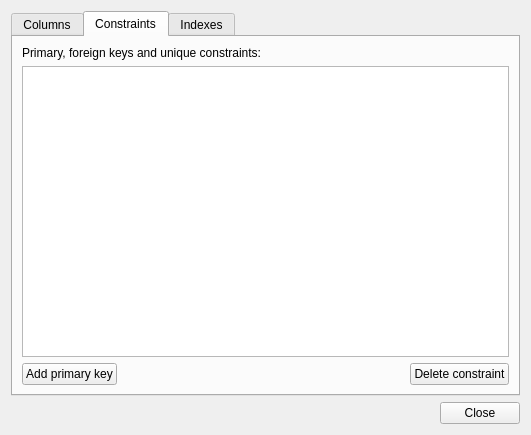
Above: DlgTableProperties.ui from wonder-sk/postgis_manager before the change. Below: the same form after it.
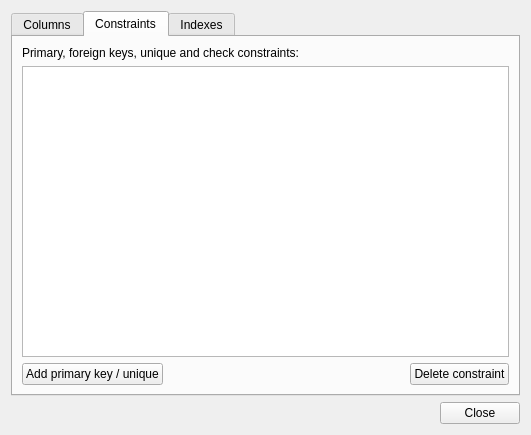
That is the form after the change. The open tabs and pages were chosen to show the change.

Commit message: new features: - show list of table's contraints - add primary key / unique constraint - delete constraint

Diff of the .ui file:
```diff
--- a/DlgTableProperties.ui
+++ b/DlgTableProperties.ui
@@ -85,7 +85,7 @@
        <item>
         <widget class="QLabel" name="label_3" >
          <property name="text" >
-          <string>Primary, foreign keys and unique constraints:</string>
+          <string>Primary, foreign keys, unique and check constraints:</string>
          </property>
         </widget>
        </item>
@@ -101,7 +101,7 @@
          <item>
           <widget class="QPushButton" name="btnAddPrimaryKey" >
            <property name="text" >
-            <string>Add primary key</string>
+            <string>Add primary key / unique</string>
            </property>
           </widget>
          </item>
```
Left out of the diff: 4 changed lines with no effect on the pictures. The commit also changes 6 other files.
